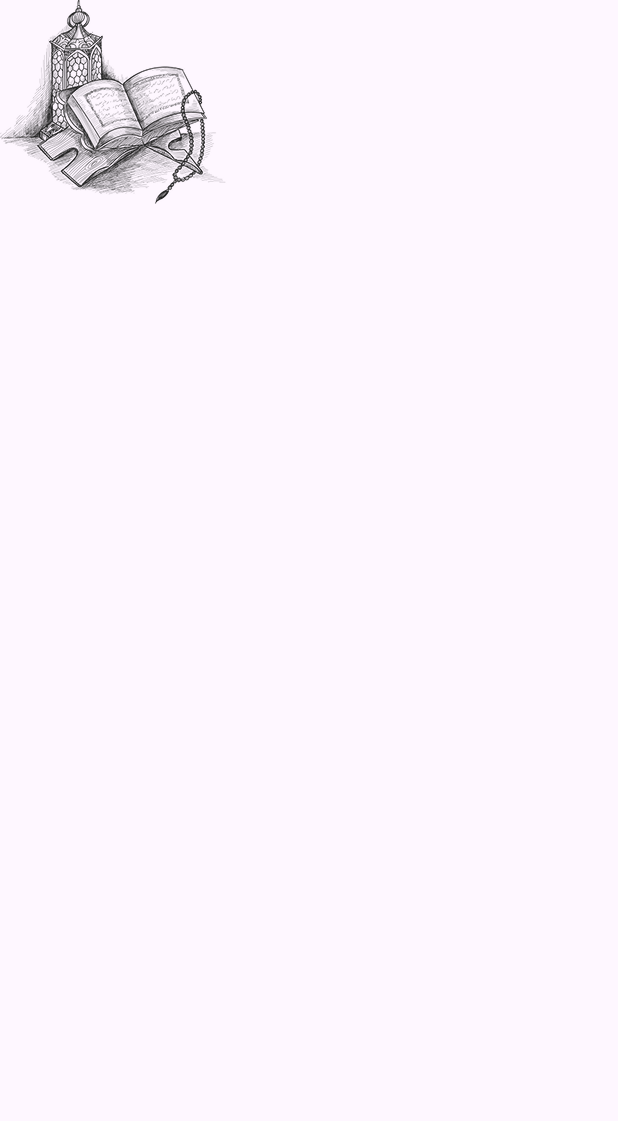
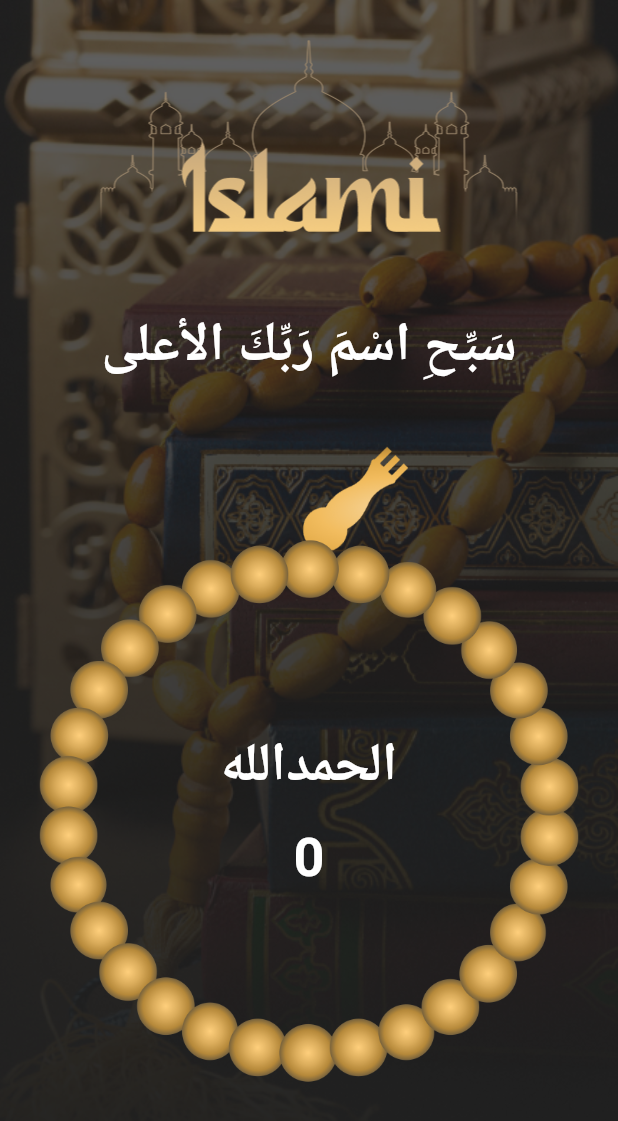
Before and after one commit to MayadaALMaghribi/Islami, a Flutter app: the SebaScreen screen opened directly, on a phone screen of 412 x 824 dp. Shown: the top 1121 px of the screen. Run offline on Flutter 3.47's test engine with Material 3 defaults, Android fonts, the phone set to English and light mode, and no system bars; our stand-ins replace carousel_slider, smooth_page_indicator; Roboto replaces fonts that are missing (JannaLT).

Commit message:
animation and ui of seba are finish

```diff
--- a/lib/core/utils/app_text_styles.dart
+++ b/lib/core/utils/app_text_styles.dart
@@ -60,8 +60,6 @@ abstract final class AppTextStyles {
     color: AppColors.gold,
   );
 
-  //hhh
-
   static const TextStyle gold16Bold = TextStyle(
     fontFamily: _fontFamily,
     fontSize: 16,
@@ -69,4 +67,10 @@ abstract final class AppTextStyles {
     color: AppColors.gold,
   );
 
+  static const TextStyle white36Bold = TextStyle(
+    fontFamily: _fontFamily,
+    fontSize: 36,
+    fontWeight: FontWeight.bold,
+    color: AppColors.white,
+  );
 }
--- /dev/null
+++ b/lib/feature/Seba/model/azkar.dart
@@ -0,0 +1,6 @@
+class Azkar {
+  String zaker;
+  int count;
+  int turn;
+  Azkar({required this.count, required this.turn, required this.zaker});
+}
--- a/lib/feature/Seba/seba_screen.dart
+++ b/lib/feature/Seba/seba_screen.dart
@@ -1,11 +1,118 @@
 import 'package:flutter/material.dart';
 import 'package:islami/core/utils/app_assets.dart';
+import 'package:islami/core/utils/app_text_styles.dart';
+import 'package:islami/feature/Seba/model/azkar.dart';
 
-class SebaScreen extends StatelessWidget {
-  const SebaScreen({super.key});
+class SebaScreen extends StatefulWidget {
+  SebaScreen({super.key});
+
+  @override
+  State<SebaScreen> createState() => _SebaScreenState();
+}
+
+class _SebaScreenState extends State<SebaScreen>
+    with SingleTickerProviderStateMixin {
+  final List<Azkar> azkarModelList = [
+    Azkar(count: 33, turn: 33, zaker: "الحمدالله"),
+    Azkar(count: 33, turn: 33, zaker: "الله اكبر"),
+    Azkar(count: 33, turn: 33, zaker: "سبحان الله"),
+    Azkar(count: 33, turn: 33, zaker: "استغفر الله"),
+  ];
+
+  int count = 0;
+
+  double angle = 0;
+  int index = 0;
+
+  @override
+  void initState() {
+    super.initState();
+    count = 0;
+    angle = 0;
+    index = 0;
+
+    setState(() {});
+  }
 
   @override
   Widget build(BuildContext context) {
-    return Scaffold(body: Image.asset(AppAssets.imgMostRecent));
+    return Scaffold(
+      body: Container(
+        decoration: BoxDecoration(
+          image: DecorationImage(
+            image: AssetImage(AppAssets.sebabackground),
+            fit: BoxFit.fill,
+          ),
+        ),
+        child: Column(
+          crossAxisAlignment: CrossAxisAlignment.stretch,
+          children: [
+            Image.asset(AppAssets.islamiLogo),
+            SizedBox(height: 10),
+            Text(
+              "سَبِّحِ اسْمَ رَبِّكَ الأعلى ",
+              style: AppTextStyles.white36Bold,
+              textAlign: TextAlign.center,
+            ),
+
+            Expanded(
+              child: InkWell(
+                onTap: () {
+                  angle += 11 / 360;
+                  if (count < azkarModelList[index].count) {
+                    count++;
+                  } else if (count == azkarModelList[index].count) {
+                    if (index < 3) {
+                      count = 0;
+
+                      index++;
+                    } else if (index == 3) {
+                      index = 0;
+                      count = 0;
+                      angle = 0;
+                    }
+                  }
+
+                  setState(() {});
+                },
+                child: Stack(
+                  alignment: Alignment.center,
+                  children: [
+                    Positioned(
+                      top: 40,
+                      right: 140,
+                      child: Image.asset(
+                        AppAssets.isSebaMask,
+                        height: MediaQuery.of(context).size.height * 0.1,
+                      ),
+                    ),
+                    Padding(
+                      padding: const EdgeInsets.all(26),
+
+                      child: AnimatedRotation(
+                        turns: angle,
+                        duration: Duration(milliseconds: 300),
+                        child: Image.asset(AppAssets.imgSebaBody),
+                      ),
+                    ),
+                    Column(
+                      mainAxisAlignment: MainAxisAlignment.center,
+                      children: [
+                        Text(
+                          azkarModelList[index].zaker,
+                          style: AppTextStyles.white36Bold,
+                        ),
+                        SizedBox(height: 10),
+                        Text("$count", style: AppTextStyles.white36Bold),
+                      ],
+                    ),
+                  ],
+                ),
+              ),
+            ),
+          ],
+        ),
+      ),
+    );
   }
 }
--- a/lib/main.dart
+++ b/lib/main.dart
@@ -1,5 +1,6 @@
 import 'package:flutter/material.dart';
 import 'package:islami/core/utils/app_colors.dart';
+import 'package:islami/feature/Seba/seba_screen.dart';
 
 import 'package:islami/feature/home/home_screen.dart';
 import 'package:islami/feature/onboarding/onboarding_screen.dart';
@@ -17,7 +18,7 @@ class MyApp extends StatelessWidget {
     return MaterialApp(
       theme: ThemeData(canvasColor: AppColors.gold),
       debugShowCheckedModeBanner: false,
-      home: OnboardingScreen(),
+      home: SebaScreen(),
     );
   }
 }
```
